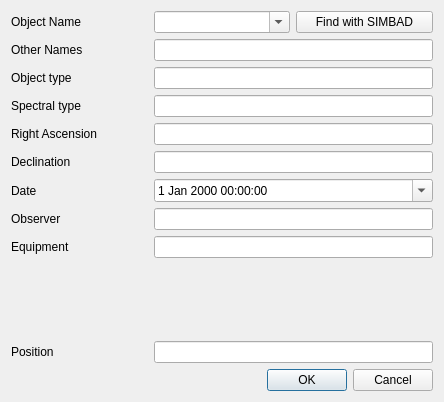
GuLinux/PySpectrum, file ui/object_properties_dialog.ui: the form before one commit.
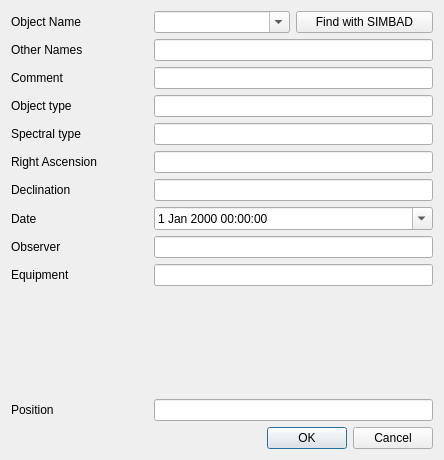
The form after the commit.

Diff of the .ui file:
```diff
--- a/ui/object_properties_dialog.ui
+++ b/ui/object_properties_dialog.ui
@@ -7,24 +7,24 @@
     <x>0</x>
     <y>0</y>
     <width>444</width>
-    <height>402</height>
+    <height>460</height>
    </rect>
   </property>
   <property name="windowTitle">
    <string>Object Properties</string>
   </property>
   <layout class="QGridLayout" name="gridLayout">
-   <item row="7" column="0">
+   <item row="8" column="0">
     <widget class="QLabel" name="label_6">
      <property name="text">
       <string>Date</string>
      </property>
     </widget>
    </item>
-   <item row="3" column="1" colspan="2">
+   <item row="4" column="1" colspan="2">
     <widget class="QLineEdit" name="sptype"/>
    </item>
-   <item row="3" column="0">
+   <item row="4" column="0">
     <widget class="QLabel" name="label_4">
      <property name="text">
       <string>Spectral type</string>
@@ -38,16 +38,26 @@
      </property>
     </widget>
    </item>
-   <item row="9" column="1" colspan="2">
+   <item row="10" column="1" colspan="2">
     <widget class="QLineEdit" name="equipment"/>
    </item>
-   <item row="5" column="1" colspan="2">
-    <widget class="QLineEdit" name="dec"/>
-   </item>
-   <item row="2" column="1" colspan="2">
+   <item row="3" column="1" colspan="2">
     <widget class="QLineEdit" name="type"/>
    </item>
-   <item row="12" column="0" colspan="3">
+   <item row="6" column="1" colspan="2">
+    <widget class="QLineEdit" name="dec"/>
+   </item>
+   <item row="5" column="1" colspan="2">
+    <widget class="QLineEdit" name="ra"/>
+   </item>
+   <item row="8" column="1" colspan="2">
+    <widget class="QDateTimeEdit" name="date">
+     <property name="calendarPopup">
+      <bool>true</bool>
+     </property>
+    </widget>
+   </item>
+   <item row="13" column="0" colspan="3">
     <widget class="QDialogButtonBox" name="buttonBox">
      <property name="orientation">
       <enum>Qt::Horizontal</enum>
@@ -57,20 +67,10 @@
      </property>
     </widget>
    </item>
-   <item row="4" column="1" colspan="2">
-    <widget class="QLineEdit" name="ra"/>
-   </item>
-   <item row="7" column="1" colspan="2">
-    <widget class="QDateTimeEdit" name="date">
-     <property name="calendarPopup">
-      <bool>true</bool>
-     </property>
-    </widget>
-   </item>
-   <item row="8" column="1" colspan="2">
+   <item row="9" column="1" colspan="2">
     <widget class="QLineEdit" name="observer"/>
    </item>
-   <item row="10" column="0">
+   <item row="11" column="0">
     <spacer name="verticalSpacer">
      <property name="orientation">
       <enum>Qt::Vertical</enum>
@@ -83,14 +83,21 @@
      </property>
     </spacer>
    </item>
-   <item row="2" column="0">
+   <item row="6" column="0">
+    <widget class="QLabel" name="label_5">
+     <property name="text">
+      <string>Declination</string>
+     </property>
+    </widget>
+   </item>
+   <item row="3" column="0">
     <widget class="QLabel" name="label_3">
      <property name="text">
       <string>Object type</string>
      </property>
     </widget>
    </item>
-   <item row="9" column="0">
+   <item row="10" column="0">
     <widget class="QLabel" name="label_8">
      <property name="text">
       <string>Equipment</string>
@@ -98,9 +105,9 @@
     </widget>
    </item>
    <item row="5" column="0">
-    <widget class="QLabel" name="label_5">
+    <widget class="QLabel" name="label_2">
      <property name="text">
-      <string>Declination</string>
+      <string>Right Ascension</string>
      </property>
     </widget>
    </item>
@@ -111,37 +118,23 @@
      </property>
     </widget>
    </item>
-   <item row="4" column="0">
-    <widget class="QLabel" name="label_2">
-     <property name="text">
-      <string>Right Ascension</string>
-     </property>
-    </widget>
-   </item>
-   <item row="8" column="0">
+   <item row="9" column="0">
     <widget class="QLabel" name="label_7">
      <property name="text">
       <string>Observer</string>
      </property>
     </widget>
    </item>
-   <item row="11" column="0">
+   <item row="12" column="0">
     <widget class="QLabel" name="label_9">
      <property name="text">
       <string>Position</string>
      </property>
     </widget>
    </item>
-   <item row="11" column="1" colspan="2">
+   <item row="12" column="1" colspan="2">
     <widget class="QLineEdit" name="position"/>
    </item>
-   <item row="0" column="1">
-    <widget class="QComboBox" name="name">
-     <property name="editable">
-      <bool>true</bool>
-     </property>
-    </widget>
-   </item>
    <item row="1" column="0">
     <widget class="QLabel" name="label_10">
      <property name="text">
@@ -152,6 +145,23 @@
    <item row="1" column="1" colspan="2">
     <widget class="QLineEdit" name="names"/>
    </item>
+   <item row="0" column="1">
+    <widget class="QComboBox" name="name">
+     <property name="editable">
+      <bool>true</bool>
+     </property>
+    </widget>
+   </item>
+   <item row="2" column="0">
+    <widget class="QLabel" name="label_11">
+     <property name="text">
+      <string>Comment</string>
+     </property>
+    </widget>
+   </item>
+   <item row="2" column="1" colspan="2">
+    <widget class="QLineEdit" name="comment"/>
+   </item>
   </layout>
  </widget>
  <tabstops>
```
Left out of the diff: 1 changed line with no effect on the pictures.
